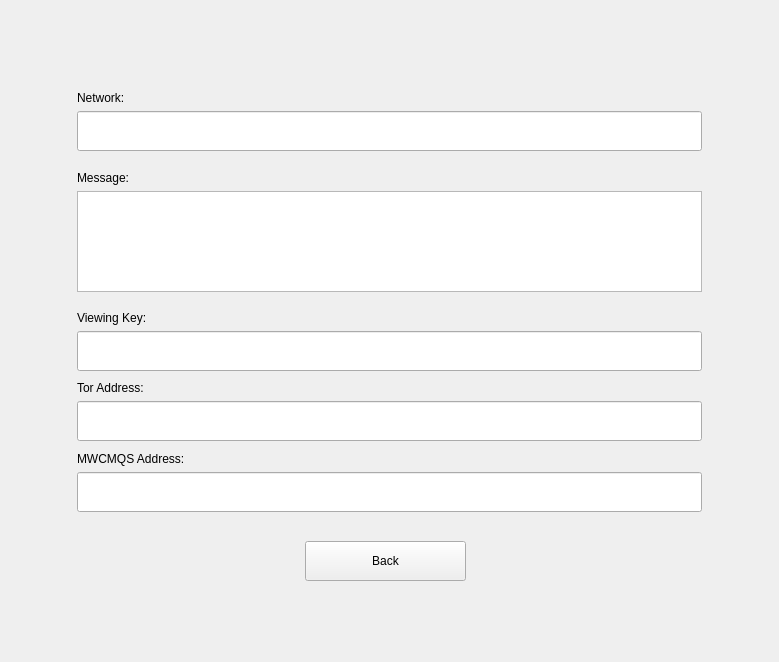
The window that windows_desktop/v_validateownershipproofresult_w.ui (mwcproject/mwc-qt-wallet) describes before a commit, drawn with Qt 5.
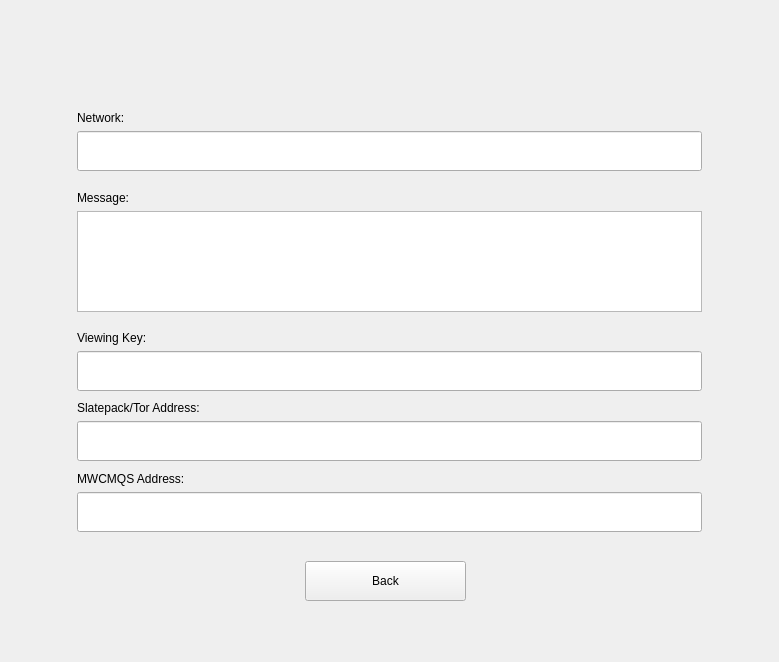
The same window after the commit. Custom widgets are drawn as their Qt base class.

Patch:
```diff
--- a/windows_desktop/v_validateownershipproofresult_w.ui
+++ b/windows_desktop/v_validateownershipproofresult_w.ui
@@ -13,7 +13,7 @@
   <property name="windowTitle">
    <string>Form</string>
   </property>
-  <layout class="QVBoxLayout" name="verticalLayout">
+  <layout class="QVBoxLayout" name="verticalLayout" stretch="1,0,1">
    <item>
     <spacer name="verticalSpacer_3">
      <property name="orientation">
@@ -29,6 +29,9 @@
    </item>
    <item>
     <layout class="QHBoxLayout" name="horizontalLayout">
+     <property name="topMargin">
+      <number>40</number>
+     </property>
      <item>
       <spacer name="horizontalSpacer">
        <property name="orientation">
@@ -228,7 +231,7 @@
          </rect>
         </property>
         <property name="text">
-         <string>Tor Address:</string>
+         <string>Slatepack/Tor Address:</string>
         </property>
         <property name="alignment">
          <set>Qt::AlignLeading|Qt::AlignLeft|Qt::AlignVCenter</set>
@@ -396,16 +399,16 @@
    <extends>QPushButton</extends>
    <header>control_desktop/MwcPushButton.h</header>
   </customwidget>
-  <customwidget>
-   <class>control::MwcLineEditNormal</class>
-   <extends>QLineEdit</extends>
-   <header>control_desktop/MwcLineEdit.h</header>
-  </customwidget>
   <customwidget>
    <class>control::MwcLabelSmall</class>
    <extends>QLabel</extends>
    <header>control_desktop/MwcLabel.h</header>
   </customwidget>
+  <customwidget>
+   <class>control::MwcLineEditNormal</class>
+   <extends>QLineEdit</extends>
+   <header>control_desktop/MwcLineEdit.h</header>
+  </customwidget>
  </customwidgets>
  <resources/>
  <connections/>
```
